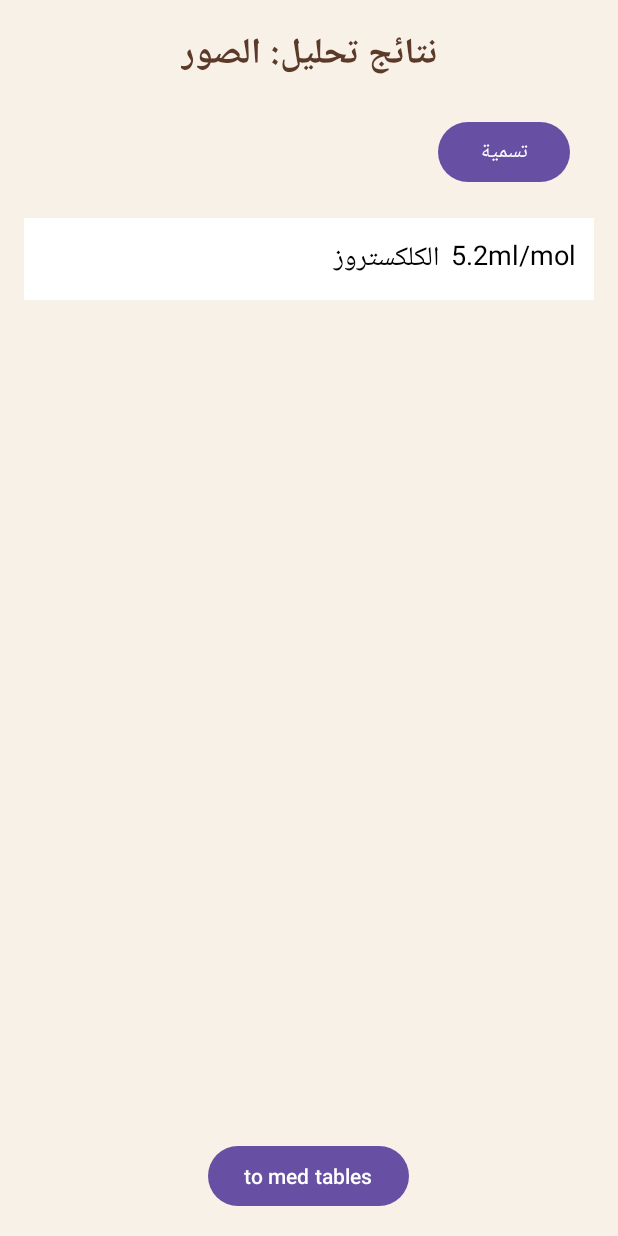
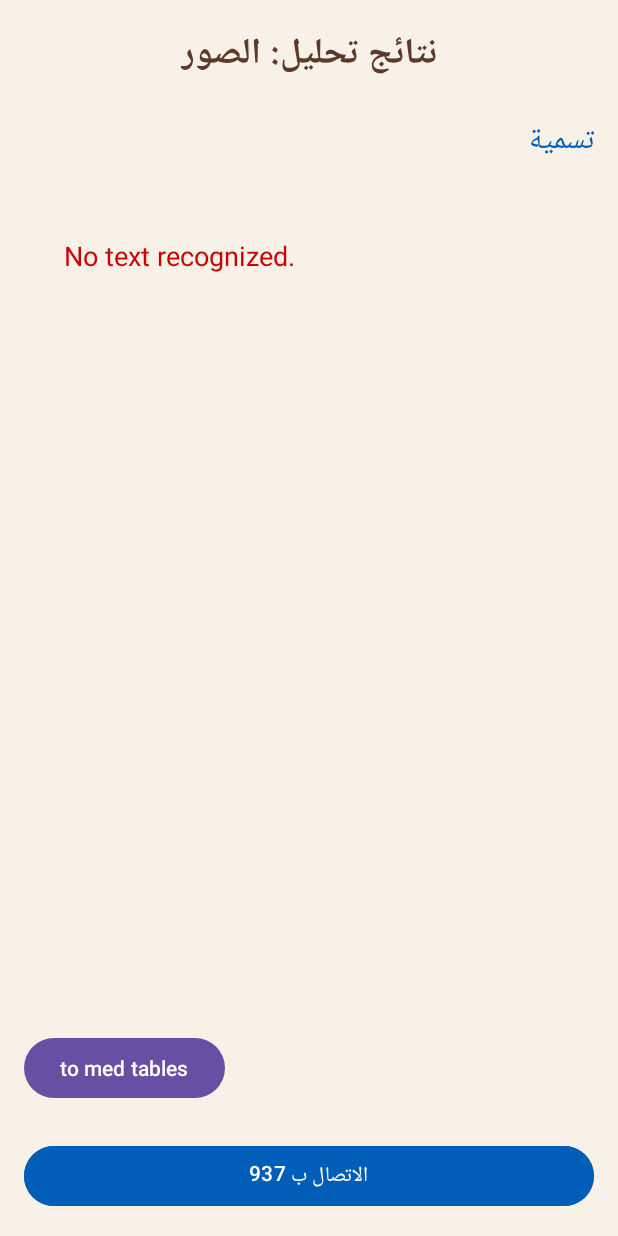
Before and after one commit to saxstr/LABBY, an Android app: the TestResultSc screen opened directly, with no data from a screen before it, on a phone screen of 412 x 824 dp. Run offline under Robolectric (Android 15) with nearby library versions, the light colour scheme and no system bars.

Commit message:
merge ocr+tables

```diff
--- a/app/src/main/java/com/example/gp_test/TestResultSc.java
+++ b/app/src/main/java/com/example/gp_test/TestResultSc.java
@@ -1,117 +1,84 @@
-//testresult
-
 package com.example.gp_test;
 
+import android.annotation.SuppressLint;
 import android.content.Intent;
-import android.content.SharedPreferences;
 import android.os.Bundle;
 import android.view.View;
 import android.widget.Button;
-import android.widget.EditText;
 import android.widget.LinearLayout;
 import android.widget.TextView;
 
+import androidx.activity.EdgeToEdge;
 import androidx.appcompat.app.AppCompatActivity;
+import androidx.core.graphics.Insets;
+import androidx.core.view.ViewCompat;
+import androidx.core.view.WindowInsetsCompat;
 
 public class TestResultSc extends AppCompatActivity {
     private Button toTables;
-    private Button renameButton;
 
+    @SuppressLint("MissingInflatedId")
     @Override
     protected void onCreate(Bundle savedInstanceState) {
         super.onCreate(savedInstanceState);
-        setContentView(R.layout.testresult_sc); // Ensure this matches your XML layout name
+        EdgeToEdge.enable(this);
+        setContentView(R.layout.testresult_sc);
 
-        // Initialize buttons
-        renameButton = findViewById(R.id.rename1);
-        toTables = findViewById(R.id.tables);
+        // Get the OCR results from the Intent
+        String recognizedText = getIntent().getStringExtra("recognizedText");
 
-        // Set up rename button functionality
-        renameButton.setOnClickListener(new View.OnClickListener() {
-            @Override
-            public void onClick(View v) {
-                toggleEditingMode();
-            }
-        });
+        // Find the parent container for dynamic blocks
+        LinearLayout dynamicContainer = findViewById(R.id.dynamicContainer);
 
-        // Set up navigation to the tables page
-        toTables.setOnClickListener(new View.OnClickListener() {
-            @Override
-            public void onClick(View v) {
-                Intent intent = new Intent(TestResultSc.this, MedTablesSc.class);
-                startActivity(intent);
-            }
-        });
-
-        // Load saved test names
-        loadTestNames();
-    }
-
-    // Toggle between view and edit modes for test names
-    private void toggleEditingMode() {
-        LinearLayout resultsContainer = findViewById(R.id.results_container);
-        if (resultsContainer == null) {
-            // Prevent crashes if the container is not found
+        // Check if recognizedText is null or empty
+        if (recognizedText == null || recognizedText.isEmpty()) {
+            TextView noResultsView = new TextView(this);
+            noResultsView.setText("No text recognized.");
+            noResultsView.setPadding(16, 16, 16, 16);
+            noResultsView.setTextSize(18);
+            noResultsView.setTextColor(getResources().getColor(android.R.color.holo_red_dark));
+            dynamicContainer.addView(noResultsView);
             return;
         }
 
-        for (int i = 0; i < resultsContainer.getChildCount(); i++) {
-            View child = resultsContainer.getChildAt(i);
+        // Split the recognized text into lines
+        String[] lines = recognizedText.split("\n");
 
-            if (child instanceof LinearLayout) {
-                TextView testNameText = child.findViewById(R.id.test_name_text);
-                EditText testNameEdit = child.findViewById(R.id.test_name_edit);
+        // Dynamically create a block for each line
+        for (String line : lines) {
+            // Create a new LinearLayout for the block
+            LinearLayout blockLayout = new LinearLayout(this);
+            blockLayout.setOrientation(LinearLayout.HORIZONTAL);
 
-                if (testNameText != null && testNameEdit != null) {
-                    if (testNameText.getVisibility() == View.VISIBLE) {
-                        // Switch to editing mode
-                        testNameText.setVisibility(View.GONE);
-                        testNameEdit.setVisibility(View.VISIBLE);
-                        testNameEdit.requestFocus();
-                    } else {
-                        // Save changes and switch back to view mode
-                        String newName = testNameEdit.getText().toString().trim();
-                        testNameText.setText(newName);
-                        testNameEdit.setVisibility(View.GONE);
-                        testNameText.setVisibility(View.VISIBLE);
+            // Set layout parameters for spacing
+            LinearLayout.LayoutParams blockParams = new LinearLayout.LayoutParams(
+                    LinearLayout.LayoutParams.MATCH_PARENT,
+                    LinearLayout.LayoutParams.WRAP_CONTENT
+            );
+            blockParams.setMargins(8, 8, 8, 8); // Add spacing between blocks
+            blockLayout.setLayoutParams(blockParams);
 
-                        // Save the new name locally
-                        saveTestNameLocally(i, newName);
-                    }
-                }
-            }
+            // Create a TextView for the line
+            TextView textView = new TextView(this);
+            textView.setText(line);
+            textView.setPadding(16, 16, 16, 16);
+            textView.setTextSize(16);
+            textView.setBackgroundColor(getResources().getColor(android.R.color.white));
+            textView.setTextColor(getResources().getColor(android.R.color.black));
+
+            // Add the TextView to the block layout
+            blockLayout.addView(textView);
+
+            // Add the block layout to the parent container
+            dynamicContainer.addView(blockLayout);
         }
+
+        // Navigation button logic (if needed)
+        Button toTables = findViewById(R.id.tables);
+        toTables.setOnClickListener(v -> {
+            Intent intent = new Intent(TestResultSc.this, MedTablesSc.class);
+            startActivity(intent);
+        });
     }
 
-    // Save test name locally using SharedPreferences
-    private void saveTestNameLocally(int index, String newName) {
-        SharedPreferences preferences = getSharedPreferences("TestResults", MODE_PRIVATE);
-        SharedPreferences.Editor editor = preferences.edit();
-        editor.putString("test_name_" + index, newName);
-        editor.apply();
-    }
-
-    // Load test names from SharedPreferences
-    private void loadTestNames() {
-        LinearLayout resultsContainer = findViewById(R.id.results_container);
-        if (resultsContainer == null) {
-            return; // Prevent crashes if the container is not found
-        }
-
-        SharedPreferences preferences = getSharedPreferences("TestResults", MODE_PRIVATE);
-
-        for (int i = 0; i < resultsContainer.getChildCount(); i++) {
-            View child = resultsContainer.getChildAt(i);
-
-            if (child instanceof LinearLayout) {
-                TextView testNameText = child.findViewById(R.id.test_name_text);
-                if (testNameText != null) {
-                    String savedName = preferences.getString("test_name_" + i, null);
-                    if (savedName != null) {
-                        testNameText.setText(savedName);
-                    }
-                }
-            }
-        }
-    }
 }
--- a/app/src/main/res/layout/testresult_sc.xml
+++ b/app/src/main/res/layout/testresult_sc.xml
@@ -1,5 +1,6 @@
 <?xml version="1.0" encoding="utf-8"?>
-<LinearLayout xmlns:android="http://schemas.android.com/apk/res/android"
+<LinearLayout
+    xmlns:android="http://schemas.android.com/apk/res/android"
     xmlns:tools="http://schemas.android.com/tools"
     android:id="@+id/main"
     android:layout_width="match_parent"
@@ -17,78 +18,50 @@
         android:textSize="24sp"
         android:textColor="#5B3A29"
         android:textStyle="bold"
-        android:layout_gravity="center_horizontal"
+        android:layout_gravity="center"
         android:layout_marginBottom="20dp" />
 
-    <!-- Rename Button -->
-    <Button
-        android:id="@+id/rename1"
+    <!-- Subtitle -->
+    <TextView
         android:layout_width="wrap_content"
         android:layout_height="wrap_content"
         android:text="تسمية"
+        android:textSize="20sp"
+        android:textColor="#005EB8"
         android:layout_gravity="end"
-        android:layout_marginEnd="16dp"
         android:layout_marginBottom="20dp" />
 
-    <!-- Results Container -->
-    <LinearLayout
-        android:id="@+id/results_container"
+    <!-- Scrollable Results Section -->
+    <ScrollView
         android:layout_width="match_parent"
         android:layout_height="0dp"
         android:layout_weight="1"
-        android:orientation="vertical">
+        android:padding="16dp">
 
-        <!-- Test Entry -->
         <LinearLayout
+            android:id="@+id/dynamicContainer"
             android:layout_width="match_parent"
             android:layout_height="wrap_content"
-            android:padding="12dp"
-            android:background="@android:color/white"
-            android:layout_marginBottom="12dp"
-            android:gravity="start">
+            android:orientation="vertical">
+        </LinearLayout>
+    </ScrollView>
 
-            <FrameLayout
-                android:layout_width="0dp"
-                android:layout_height="wrap_content"
-                android:layout_weight="1">
-
-                <!-- Test Name TextView -->
-                <TextView
-                    android:id="@+id/test_name_text"
-                    android:layout_width="match_parent"
-                    android:layout_height="wrap_content"
-                    android:text="الكلكستروز"
-                    android:textSize="18sp"
-                    android:textColor="#000000"
-                    android:visibility="visible" />
-
-                <!-- Editable Test Name -->
-                <EditText
-                    android:id="@+id/test_name_edit"
-                    android:layout_width="match_parent"
-                    android:layout_height="wrap_content"
-                    android:text="الكلكستروز"
-                    android:textSize="18sp"
-                    android:textColor="#000000"
-                    android:visibility="gone" />
-            </FrameLayout>
-
-            <TextView
-                android:layout_width="wrap_content"
-                android:layout_height="wrap_content"
-                android:text="5.2ml/mol"
-                android:textSize="18sp"
-                android:textColor="#000000"
-                android:layout_marginStart="8dp" />
-        </LinearLayout>
-    </LinearLayout>
-
-    <!-- Navigation Button -->
+    <!-- Button to Navigate to Medical Tables -->
     <Button
         android:id="@+id/tables"
         android:layout_width="wrap_content"
         android:layout_height="wrap_content"
         android:text="to med tables"
-        android:layout_gravity="center_horizontal"
-        android:layout_marginTop="16dp" />
+        android:layout_marginBottom="16dp" />
+
+    <!-- Contact Button -->
+    <Button
+        android:id="@+id/contactButton"
+        android:layout_width="match_parent"
+        android:layout_height="wrap_content"
+        android:layout_marginTop="8dp"
+        android:text="الاتصال ب 937"
+        android:textColor="#FFFFFF"
+        android:backgroundTint="#005EB8" />
+
 </LinearLayout>
```
Also changed, not shown: app/src/main/java/com/example/gp_test/TutorialPageSc.java (+115 -90 lines).
